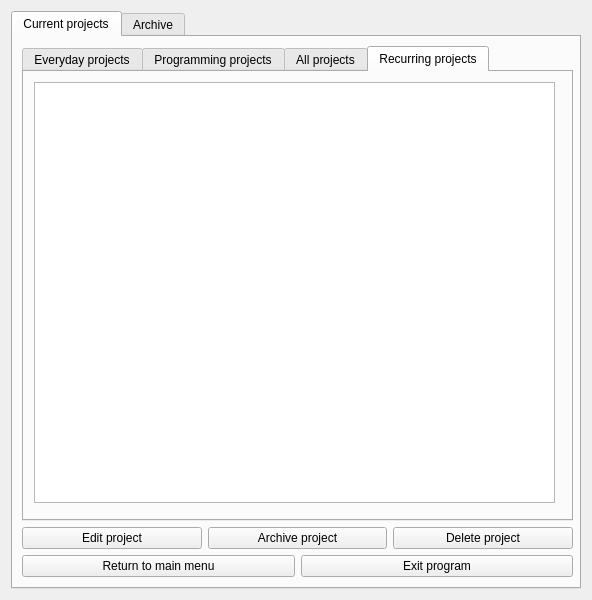
Old version of the form src/interface/viewerTabs.ui in the repository SimonJagerSwe/project_planner_1.0.
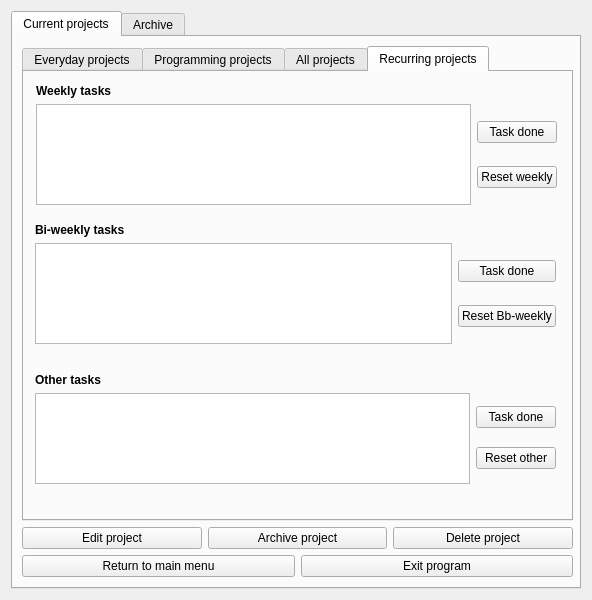
New version of the form. The open tabs and pages were chosen to show the change. Icons and pictures are not drawn.

Commit message: updated interface for recurring tasks, tasks get added according to frequency

Diff of the .ui file:
```diff
--- a/src/interface/viewerTabs.ui
+++ b/src/interface/viewerTabs.ui
@@ -37,6 +37,53 @@
         </rect>
        </property>
        <layout class="QGridLayout" name="projectTabLayout">
+        <item row="1" column="0">
+         <layout class="QGridLayout" name="projectMenuLayout">
+          <item row="0" column="0">
+           <layout class="QHBoxLayout" name="projectManagerLayout">
+            <item>
+             <widget class="QPushButton" name="editProject">
+              <property name="text">
+               <string>Edit project</string>
+              </property>
+             </widget>
+            </item>
+            <item>
+             <widget class="QPushButton" name="archiveProject">
+              <property name="text">
+               <string>Archive project</string>
+              </property>
+             </widget>
+            </item>
+            <item>
+             <widget class="QPushButton" name="deleteProject">
+              <property name="text">
+               <string>Delete project</string>
+              </property>
+             </widget>
+            </item>
+           </layout>
+          </item>
+          <item row="1" column="0">
+           <layout class="QHBoxLayout" name="projectsNavigatorLayout">
+            <item>
+             <widget class="QPushButton" name="returnToMainProjects">
+              <property name="text">
+               <string>Return to main menu</string>
+              </property>
+             </widget>
+            </item>
+            <item>
+             <widget class="QPushButton" name="exitProjects">
+              <property name="text">
+               <string>Exit program</string>
+              </property>
+             </widget>
+            </item>
+           </layout>
+          </item>
+         </layout>
+        </item>
         <item row="0" column="0">
          <widget class="QTabWidget" name="projectTabs">
           <property name="enabled">
@@ -103,65 +150,143 @@
            <attribute name="title">
             <string>Recurring projects</string>
            </attribute>
-           <widget class="QListWidget" name="recurringProjects">
+           <widget class="QWidget" name="layoutWidget">
             <property name="geometry">
              <rect>
-              <x>10</x>
-              <y>10</y>
+              <x>12</x>
+              <y>12</y>
               <width>521</width>
-              <height>421</height>
+              <height>121</height>
              </rect>
             </property>
-           </widget>
-          </widget>
-         </widget>
-        </item>
-        <item row="1" column="0">
-         <layout class="QGridLayout" name="projectMenuLayout">
+            <layout class="QGridLayout" name="weeklyGrid">
+             <item row="0" column="0">
+              <widget class="QLabel" name="weeklyLabel">
+               <property name="font">
+                <font>
+                 <bold>true</bold>
+                </font>
+               </property>
+               <property name="text">
+                <string>Weekly tasks</string>
+               </property>
+              </widget>
+             </item>
+             <item row="1" column="0">
+              <widget class="QListWidget" name="recurringWeekly"/>
+             </item>
+             <item row="1" column="1">
+              <layout class="QVBoxLayout" name="weeklyButtonLayout">
+               <item>
+                <widget class="QPushButton" name="weeklyDone">
+                 <property name="text">
+                  <string>Task done</string>
+                 </property>
+                </widget>
+               </item>
+               <item>
+                <widget class="QPushButton" name="weeklyReset">
+                 <property name="text">
+                  <string>Reset weekly</string>
+                 </property>
+                </widget>
+               </item>
+              </layout>
+             </item>
+            </layout>
+           </widget>
+           <widget class="QWidget" name="layoutWidget">
+            <property name="geometry">
+             <rect>
+              <x>11</x>
+              <y>151</y>
+              <width>521</width>
+              <height>121</height>
+             </rect>
+            </property>
+            <layout class="QGridLayout" name="biGrid">
           <item row="0" column="0">
-           <layout class="QHBoxLayout" name="projectManagerLayout">
-            <item>
-             <widget class="QPushButton" name="editProject">
+              <widget class="QLabel" name="biLabel">
+               <property name="font">
+                <font>
+                 <bold>true</bold>
+                </font>
+               </property>
               <property name="text">
-               <string>Edit project</string>
+                <string>Bi-weekly tasks</string>
               </property>
              </widget>
             </item>
+             <item row="1" column="0">
+              <widget class="QListWidget" name="recurringBi"/>
+             </item>
+             <item row="1" column="1">
+              <layout class="QVBoxLayout" name="biButtonLayout">
             <item>
-             <widget class="QPushButton" name="archiveProject">
+                <widget class="QPushButton" name="biDone">
               <property name="text">
-               <string>Archive project</string>
+                  <string>Task done</string>
               </property>
              </widget>
             </item>
             <item>
-             <widget class="QPushButton" name="deleteProject">
+                <widget class="QPushButton" name="biReset">
               <property name="text">
-               <string>Delete project</string>
+                  <string>Reset Bb-weekly</string>
               </property>
              </widget>
             </item>
            </layout>
           </item>
+            </layout>
+           </widget>
+           <widget class="QWidget" name="">
+            <property name="geometry">
+             <rect>
+              <x>11</x>
+              <y>301</y>
+              <width>521</width>
+              <height>111</height>
+             </rect>
+            </property>
+            <layout class="QGridLayout" name="otherGrid">
+             <item row="0" column="0">
+              <widget class="QLabel" name="otherLabel">
+               <property name="font">
+                <font>
+                 <bold>true</bold>
+                </font>
+               </property>
+               <property name="text">
+                <string>Other tasks</string>
+               </property>
+              </widget>
+             </item>
           <item row="1" column="0">
-           <layout class="QHBoxLayout" name="projectsNavigatorLayout">
+              <widget class="QListWidget" name="recurringOther"/>
+             </item>
+             <item row="1" column="1">
+              <layout class="QVBoxLayout" name="otherButtonLayout">
             <item>
-             <widget class="QPushButton" name="returnToMainProjects">
+                <widget class="QPushButton" name="otherDone">
               <property name="text">
-               <string>Return to main menu</string>
+                  <string>Task done</string>
               </property>
              </widget>
             </item>
             <item>
-             <widget class="QPushButton" name="exitProjects">
+                <widget class="QPushButton" name="otherReset">
               <property name="text">
-               <string>Exit program</string>
+                  <string>Reset other</string>
               </property>
              </widget>
             </item>
            </layout>
           </item>
          </layout>
+           </widget>
+          </widget>
+         </widget>
         </item>
        </layout>
       </widget>
```
Lines whose indentation alone changed are shown as unchanged. The commit also changes 4 other files.
